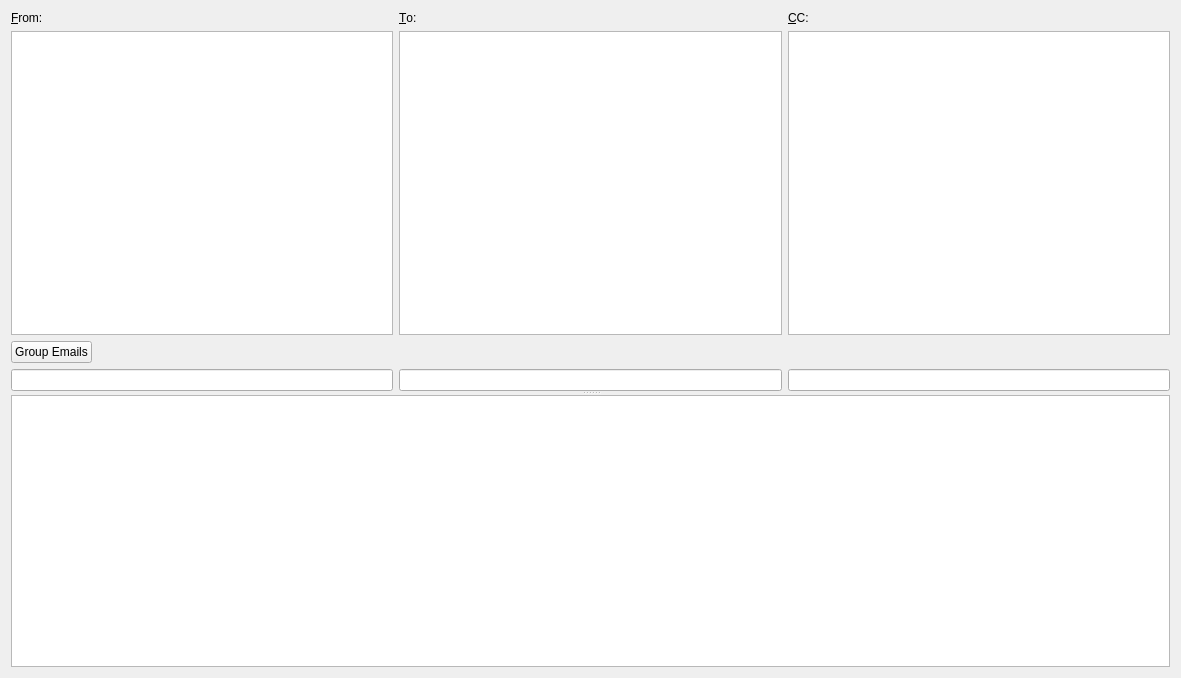
Old version of the form main/EmailView.ui in the repository towel42-com/RulesMaker.
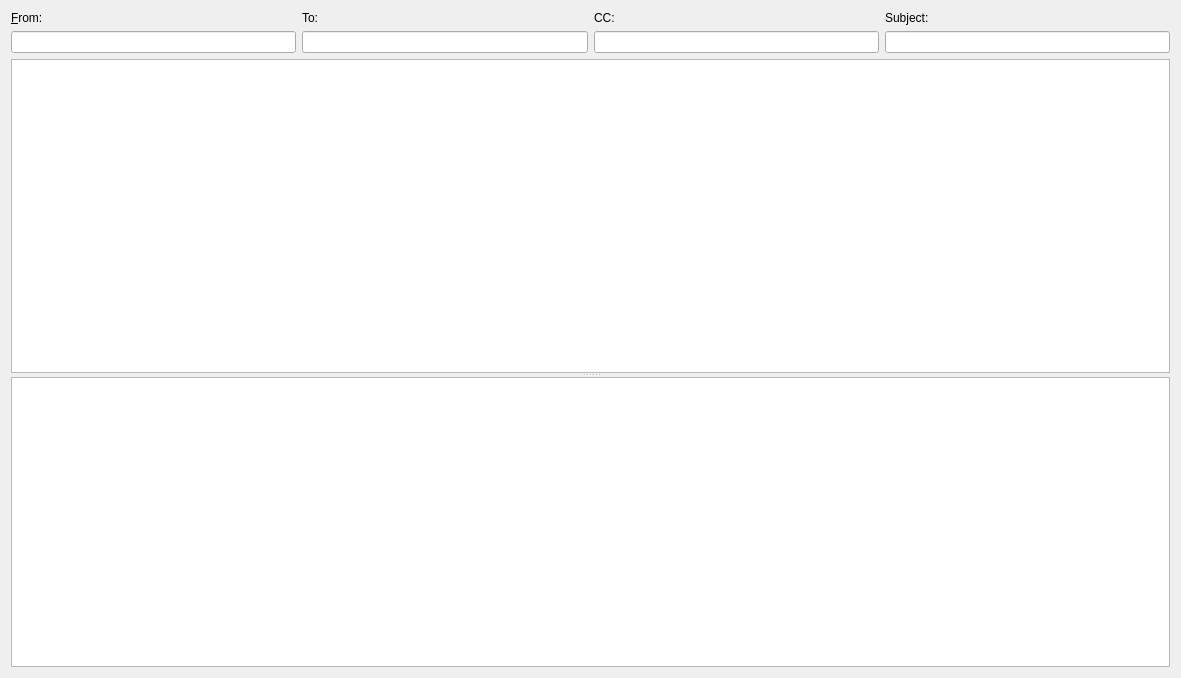
New version of the form.

Patch:
```diff
--- a/main/EmailView.ui
+++ b/main/EmailView.ui
@@ -21,27 +21,20 @@
      </property>
      <widget class="QWidget" name="">
       <layout class="QGridLayout" name="gridLayout">
-       <item row="1" column="0">
-        <widget class="QTreeView" name="fromGroupings">
-         <property name="uniformRowHeights">
-          <bool>true</bool>
+       <item row="0" column="0">
+        <widget class="QLabel" name="label">
+         <property name="text">
+          <string>&amp;From:</string>
          </property>
-        </widget>
-       </item>
-       <item row="3" column="0">
-        <widget class="QLineEdit" name="from"/>
-       </item>
-       <item row="1" column="1">
-        <widget class="QTreeView" name="toGroupings">
-         <property name="uniformRowHeights">
-          <bool>true</bool>
+         <property name="buddy">
+          <cstring>from</cstring>
          </property>
         </widget>
        </item>
        <item row="0" column="1">
         <widget class="QLabel" name="label_2">
          <property name="text">
-          <string>&amp;To:</string>
+          <string>To:</string>
          </property>
          <property name="buddy">
           <cstring>to</cstring>
@@ -51,63 +44,45 @@
        <item row="0" column="2">
         <widget class="QLabel" name="label_3">
          <property name="text">
-          <string>&amp;CC:</string>
+          <string>CC:</string>
          </property>
          <property name="buddy">
           <cstring>cc</cstring>
          </property>
         </widget>
        </item>
-       <item row="3" column="1">
+       <item row="0" column="3">
+        <widget class="QLabel" name="label_4">
+         <property name="text">
+          <string>Subject:</string>
+         </property>
+         <property name="buddy">
+          <cstring>subject</cstring>
+         </property>
+        </widget>
+       </item>
+       <item row="1" column="0">
+        <widget class="QLineEdit" name="from"/>
+       </item>
+       <item row="1" column="1">
         <widget class="QLineEdit" name="to"/>
        </item>
        <item row="1" column="2">
-        <widget class="QTreeView" name="ccGroupings">
-         <property name="uniformRowHeights">
-          <bool>true</bool>
-         </property>
-        </widget>
-       </item>
-       <item row="3" column="2">
         <widget class="QLineEdit" name="cc"/>
        </item>
-       <item row="0" column="0">
-        <widget class="QLabel" name="label">
-         <property name="text">
-          <string>&amp;From:</string>
-         </property>
-         <property name="buddy">
-          <cstring>from</cstring>
-         </property>
-        </widget>
+       <item row="1" column="3">
+        <widget class="QLineEdit" name="subject"/>
        </item>
-       <item row="2" column="0">
-        <layout class="QHBoxLayout" name="horizontalLayout">
-         <item>
-          <widget class="QPushButton" name="groupEmails">
-           <property name="text">
-            <string>Group Emails</string>
-           </property>
-          </widget>
-         </item>
-         <item>
-          <spacer name="horizontalSpacer">
-           <property name="orientation">
-            <enum>Qt::Horizontal</enum>
-           </property>
-           <property name="sizeHint" stdset="0">
-            <size>
-             <width>40</width>
-             <height>20</height>
-            </size>
-           </property>
-          </spacer>
-         </item>
-        </layout>
+       <item row="2" column="0" colspan="4">
+        <widget class="QTreeView" name="emails">
+         <property name="uniformRowHeights">
+          <bool>true</bool>
+         </property>
+        </widget>
        </item>
       </layout>
      </widget>
-     <widget class="QTreeView" name="emails">
+     <widget class="QTreeView" name="fromGroupings">
       <property name="uniformRowHeights">
        <bool>true</bool>
       </property>
```
